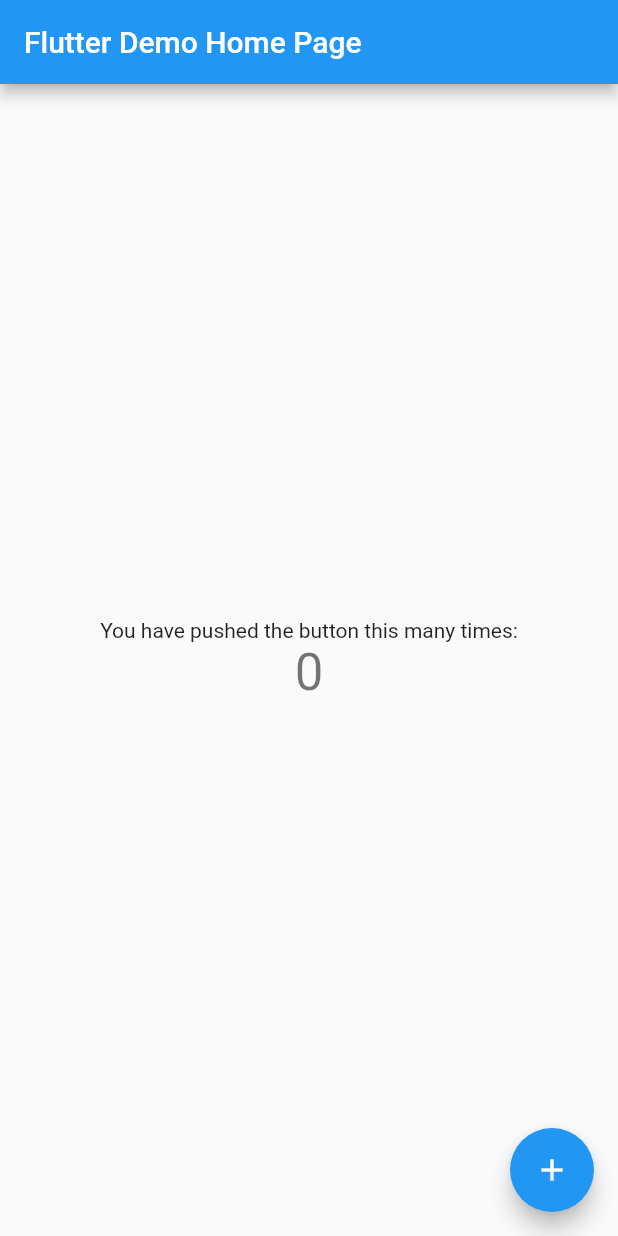
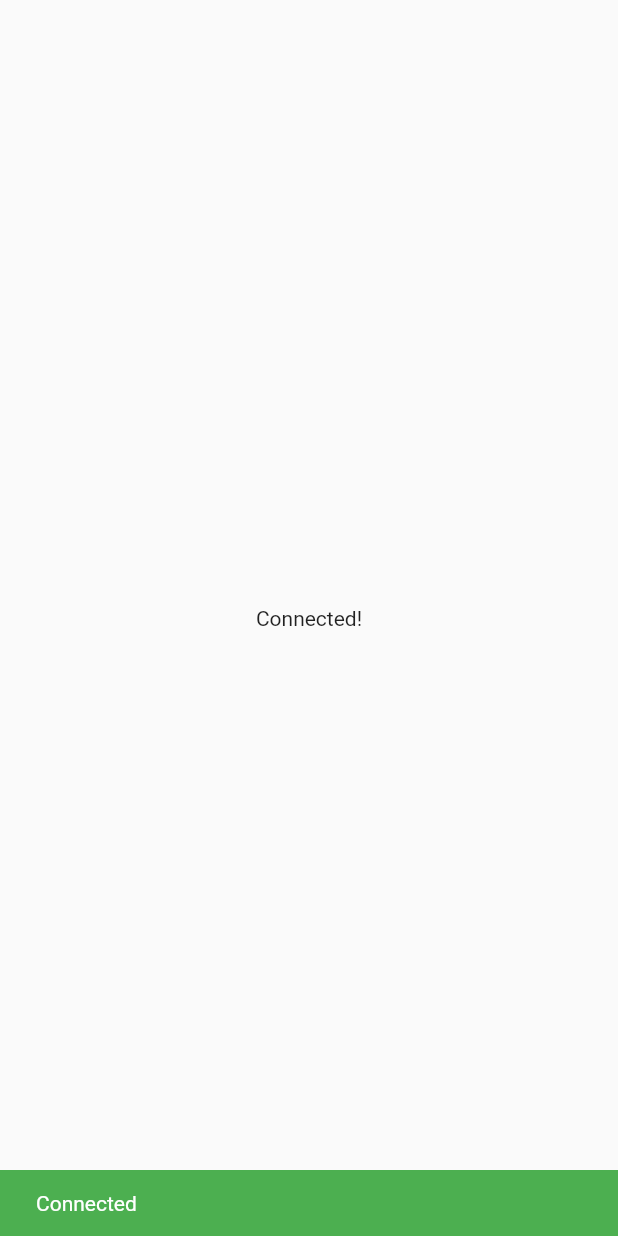
Before and after one commit to iusamaashraf/bloc-with-events-and-cubits, a Flutter app: the first screen one second after launch, on a phone screen of 412 x 824 dp. Run offline on Flutter 3.47's test engine with Material 2 defaults, Android fonts, the phone set to English and light mode, and no system bars; our stand-ins replace connectivity, flutter_bloc.

```diff
--- /dev/null
+++ b/lib/bloc/internet_bloc/internet_bloc.dart
@@ -0,0 +1,32 @@
+//this main file creates connection between event and state
+import 'dart:async';
+
+import 'package:bloc_practice/bloc/internet_bloc/internet_event.dart';
+import 'package:bloc_practice/bloc/internet_bloc/internet_state.dart';
+import 'package:connectivity/connectivity.dart';
+import 'package:flutter_bloc/flutter_bloc.dart';
+
+class InternetBloc extends Bloc<InternetEvent, InternetState> {
+  Connectivity _connectivity = Connectivity();
+  StreamSubscription? connectivitySubscription;
+  InternetBloc() : super(InternetInitializeState()) {
+    on<InternetLostEvent>((event, emit) => emit(InternetLostState()));
+    on<InternetGainedEvent>((event, emit) => emit(InternetGainedState()));
+
+    connectivitySubscription =
+        _connectivity.onConnectivityChanged.listen((result) {
+      if (result == ConnectivityResult.mobile ||
+          result == ConnectivityResult.wifi) {
+        add(InternetGainedEvent());
+      } else {
+        add(InternetLostEvent());
+      }
+    });
+  }
+
+  @override
+  Future<void> close() {
+    connectivitySubscription?.cancel();
+    return super.close();
+  }
+}
--- /dev/null
+++ b/lib/bloc/internet_bloc/internet_event.dart
@@ -0,0 +1,5 @@
+abstract class InternetEvent {}
+
+class InternetLostEvent extends InternetEvent {}
+
+class InternetGainedEvent extends InternetEvent {}
--- /dev/null
+++ b/lib/bloc/internet_bloc/internet_state.dart
@@ -0,0 +1,9 @@
+abstract class InternetState {}
+
+class InternetInitializeState extends InternetState {
+  //it use when our page is being load then it will emit
+}
+
+class InternetLostState extends InternetState {}
+
+class InternetGainedState extends InternetState {}
--- a/lib/main.dart
+++ b/lib/main.dart
@@ -1,4 +1,7 @@
+import 'package:bloc_practice/bloc/internet_bloc/internet_bloc.dart';
+import 'package:bloc_practice/screens/home_screen.dart';
 import 'package:flutter/material.dart';
+import 'package:flutter_bloc/flutter_bloc.dart';
 
 void main() {
   runApp(const MyApp());
@@ -10,106 +13,14 @@ class MyApp extends StatelessWidget {
   // This widget is the root of your application.
   @override
   Widget build(BuildContext context) {
-    return MaterialApp(
-      title: 'Flutter Demo',
-      theme: ThemeData(
-        // This is the theme of your application.
-        //
-        // Try running your application with "flutter run". You'll see the
-        // application has a blue toolbar. Then, without quitting the app, try
-        // changing the primarySwatch below to Colors.green and then invoke
-        // "hot reload" (press "r" in the console where you ran "flutter run",
-        // or simply save your changes to "hot reload" in a Flutter IDE).
-        // Notice that the counter didn't reset back to zero; the application
-        // is not restarted.
-        primarySwatch: Colors.blue,
+    return BlocProvider(
+      create: (context) => InternetBloc(),
+      child: MaterialApp(
+        theme: ThemeData(
+          primarySwatch: Colors.blue,
+        ),
+        home: HomeScreen(),
       ),
-      home: const MyHomePage(title: 'Flutter Demo Home Page'),
     );
   }
 }
-
-class MyHomePage extends StatefulWidget {
-  const MyHomePage({super.key, required this.title});
-
-  // This widget is the home page of your application. It is stateful, meaning
-  // that it has a State object (defined below) that contains fields that affect
-  // how it looks.
-
-  // This class is the configuration for the state. It holds the values (in this
-  // case the title) provided by the parent (in this case the App widget) and
-  // used by the build method of the State. Fields in a Widget subclass are
-  // always marked "final".
-
-  final String title;
-
-  @override
-  State<MyHomePage> createState() => _MyHomePageState();
-}
-
-class _MyHomePageState extends State<MyHomePage> {
-  int _counter = 0;
-
-  void _incrementCounter() {
-    setState(() {
-      // This call to setState tells the Flutter framework that something has
-      // changed in this State, which causes it to rerun the build method below
-      // so that the display can reflect the updated values. If we changed
-      // _counter without calling setState(), then the build method would not be
-      // called again, and so nothing would appear to happen.
-      _counter++;
-    });
-  }
-
-  @override
-  Widget build(BuildContext context) {
-    // This method is rerun every time setState is called, for instance as done
-    // by the _incrementCounter method above.
-    //
-    // The Flutter framework has been optimized to make rerunning build methods
-    // fast, so that you can just rebuild anything that needs updating rather
-    // than having to individually change instances of widgets.
-    return Scaffold(
-      appBar: AppBar(
-        // Here we take the value from the MyHomePage object that was created by
-        // the App.build method, and use it to set our appbar title.
-        title: Text(widget.title),
-      ),
-      body: Center(
-        // Center is a layout widget. It takes a single child and positions it
-        // in the middle of the parent.
-        child: Column(
-          // Column is also a layout widget. It takes a list of children and
-          // arranges them vertically. By default, it sizes itself to fit its
-          // children horizontally, and tries to be as tall as its parent.
-          //
-          // Invoke "debug painting" (press "p" in the console, choose the
-          // "Toggle Debug Paint" action from the Flutter Inspector in Android
-          // Studio, or the "Toggle Debug Paint" command in Visual Studio Code)
-          // to see the wireframe for each widget.
-          //
-          // Column has various properties to control how it sizes itself and
-          // how it positions its children. Here we use mainAxisAlignment to
-          // center the children vertically; the main axis here is the vertical
-          // axis because Columns are vertical (the cross axis would be
-          // horizontal).
-          mainAxisAlignment: MainAxisAlignment.center,
-          children: <Widget>[
-            const Text(
-              'You have pushed the button this many times:',
-            ),
-            Text(
-              '$_counter',
-              style: Theme.of(context).textTheme.headline4,
-            ),
-          ],
-        ),
-      ),
-      floatingActionButton: FloatingActionButton(
-        onPressed: _incrementCounter,
-        tooltip: 'Increment',
-        child: const Icon(Icons.add),
-      ), // This trailing comma makes auto-formatting nicer for build methods.
-    );
-  }
-}
--- /dev/null
+++ b/lib/screens/home_screen.dart
@@ -0,0 +1,45 @@
+import 'package:bloc_practice/bloc/internet_bloc/internet_bloc.dart';
+import 'package:bloc_practice/bloc/internet_bloc/internet_state.dart';
+import 'package:flutter/material.dart';
+import 'package:flutter_bloc/flutter_bloc.dart';
+
+class HomeScreen extends StatelessWidget {
+  const HomeScreen({super.key});
+
+  @override
+  Widget build(BuildContext context) {
+    return Scaffold(
+        body: SafeArea(
+      child: Center(
+        child: BlocConsumer<InternetBloc, InternetState>(
+          builder: (context, state) {
+            if (state is InternetGainedState) {
+              return const Text('Connected!');
+            } else if (state is InternetLostState) {
+              return const Text('Not Connected!');
+            } else {
+              return const Text('Loading....');
+            }
+          },
+          listener: (context, state) {
+            if (state is InternetGainedState) {
+              ScaffoldMessenger.of(context).showSnackBar(
+                const SnackBar(
+                  content: Text("Connected"),
+                  backgroundColor: Colors.green,
+                ),
+              );
+            } else if (state is InternetLostState) {
+              ScaffoldMessenger.of(context).showSnackBar(
+                const SnackBar(
+                  content: Text("Not Connected"),
+                  backgroundColor: Colors.red,
+                ),
+              );
+            }
+          },
+        ),
+      ),
+    ));
+  }
+}
--- a/pubspec.yaml
+++ b/pubspec.yaml
@@ -36,6 +36,8 @@ dependencies:
   # The following adds the Cupertino Icons font to your application.
   # Use with the CupertinoIcons class for iOS style icons.
   cupertino_icons: ^1.0.2
+  flutter_bloc: ^8.1.1
+  connectivity: ^3.0.6
 
 dev_dependencies:
   flutter_test:
```
Also changed, not shown: pubspec.lock, 7 other files.
